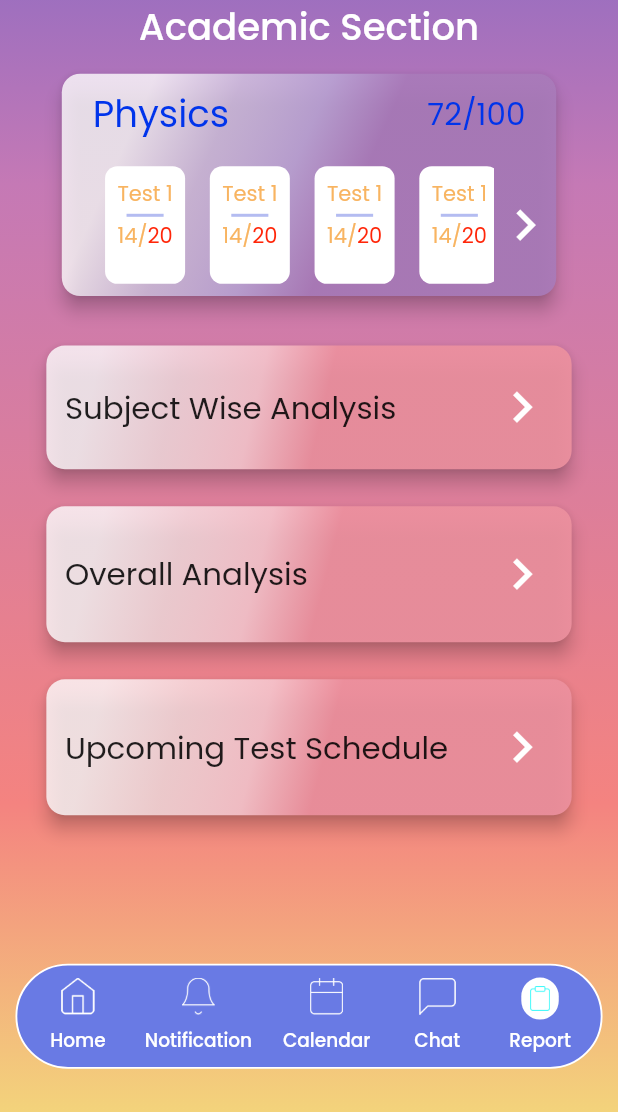
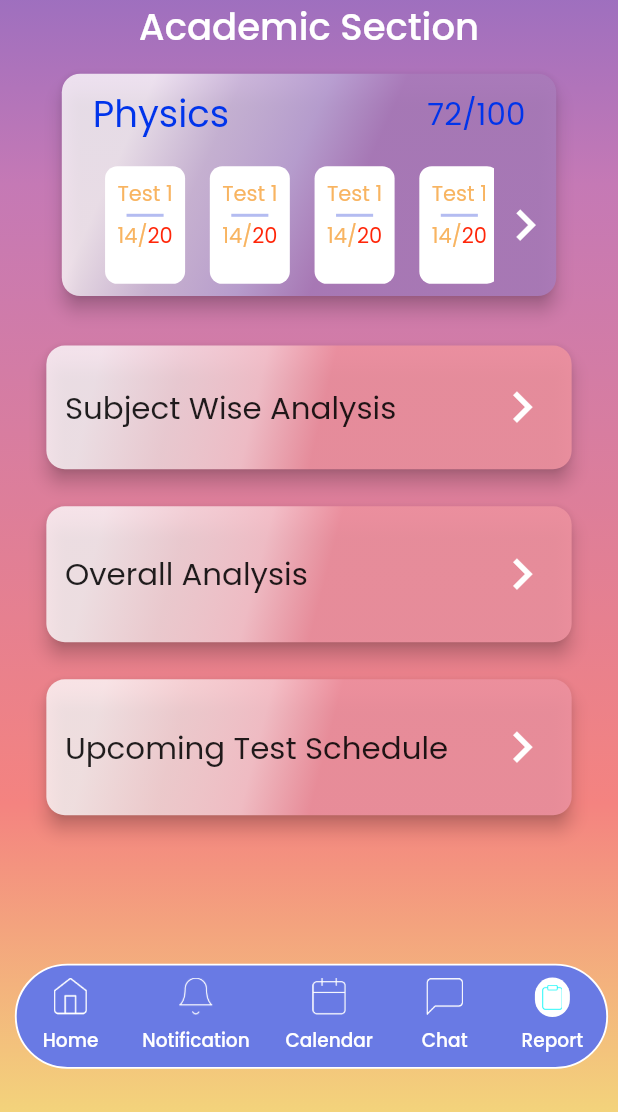
Before and after one commit to IVARA-Application/IV-APP-DEV-TEAM-2, a Flutter app: the screen it shows once a user with an empty profile is signed in, after a tap on "Academic", on a phone screen of 412 x 824 dp, the part 124-1236 px from its top. Run offline on Flutter 3.47's test engine with Material 2 defaults, Android fonts, the phone set to English and light mode, and no system bars; our stand-ins replace cached_network_image, carousel_pro, chewie, cloud_firestore, dropdown_formfield, file_picker and 12 more; missing offline and left inert: condition, flutter_downloader, flutter_glow; accounts and stored records are empty.

Commit message:
bottom navbar and drawer fixed

```diff
--- a/lib/student_screens/drawer.dart
+++ b/lib/student_screens/drawer.dart
@@ -45,12 +45,12 @@ class _StudentDrawerState extends State<StudentDrawer> {
                       ),
                     ),
                     SizedBox(
-                      height: height * 0.005,
+                      height: height * 0.003,
                     ),
                     Text('Ankit Sharma',
                         style: TextStyle(
                             color: Colors.white,
-                            fontSize: height * 0.03,
+                            fontSize: height * 0.025,
                             fontWeight: FontWeight.w600)),
                     Align(
                       alignment: Alignment.centerRight,
--- a/lib/student_screens/student_homepage/studentHomepage.dart
+++ b/lib/student_screens/student_homepage/studentHomepage.dart
@@ -47,7 +47,7 @@ class _StudentHomePageState extends State<StudentHomePage> {
           StudentNavbar(_scaffoldKey),
           Positioned(
             top: height * 0.88,
-            left: width * 0.025,
+            left: width * 0.024,
             child: Container(
                 decoration: BoxDecoration(
                   borderRadius: BorderRadius.all(Radius.circular(height * 0.1)),
@@ -55,10 +55,8 @@ class _StudentHomePageState extends State<StudentHomePage> {
                       Border.all(color: Colors.white, width: height * 0.0015),
                   color: Color(0xFF697AE4),
                 ),
-                width: width * 0.95,
+                width: width * 0.96,
                 height: height * 0.085,
-                child: Padding(
-                  padding: EdgeInsets.symmetric(horizontal: width * 0.015),
                 child: Row(
                   mainAxisAlignment: MainAxisAlignment.spaceAround,
                   children: [
@@ -79,7 +77,7 @@ class _StudentHomePageState extends State<StudentHomePage> {
                                     : Colors.transparent),
                             child: Padding(
                               padding: EdgeInsets.all(
-                                    currentIndex == 0 ? height * 0.007 : 0),
+                                  currentIndex == 0 ? height * 0.006 : 0),
                               child: Center(
                                 child: Image.asset('assets/home.png',
                                     height: currentIndex == 0
@@ -116,7 +114,7 @@ class _StudentHomePageState extends State<StudentHomePage> {
                                     : Colors.transparent),
                             child: Padding(
                               padding: EdgeInsets.all(
-                                    currentIndex == 1 ? height * 0.007 : 0),
+                                  currentIndex == 1 ? height * 0.006 : 0),
                               child: Center(
                                 child: Image.asset('assets/notification.png',
                                     height: currentIndex == 1
@@ -153,7 +151,7 @@ class _StudentHomePageState extends State<StudentHomePage> {
                                     : Colors.transparent),
                             child: Padding(
                               padding: EdgeInsets.all(
-                                    currentIndex == 2 ? height * 0.007 : 0),
+                                  currentIndex == 2 ? height * 0.006 : 0),
                               child: Center(
                                 child: Image.asset('assets/calendar.png',
                                     height: currentIndex == 2
@@ -190,7 +188,7 @@ class _StudentHomePageState extends State<StudentHomePage> {
                                     : Colors.transparent),
                             child: Padding(
                               padding: EdgeInsets.all(
-                                    currentIndex == 3 ? height * 0.007 : 0),
+                                  currentIndex == 3 ? height * 0.067 : 0),
                               child: Center(
                                 child: Image.asset('assets/chat.png',
                                     height: currentIndex == 3
@@ -227,7 +225,7 @@ class _StudentHomePageState extends State<StudentHomePage> {
                                     : Colors.transparent),
                             child: Padding(
                               padding: EdgeInsets.all(
-                                    currentIndex == 4 ? height * 0.007 : 0),
+                                  currentIndex == 4 ? height * 0.006 : 0),
                               child: Center(
                                 child: Image.asset('assets/report.png',
                                     height: currentIndex == 4
@@ -248,7 +246,6 @@ class _StudentHomePageState extends State<StudentHomePage> {
                       ),
                     )
                   ],
-                  ),
                 )),
           )
         ],
```
Lines whose indentation alone changed are shown as unchanged.
